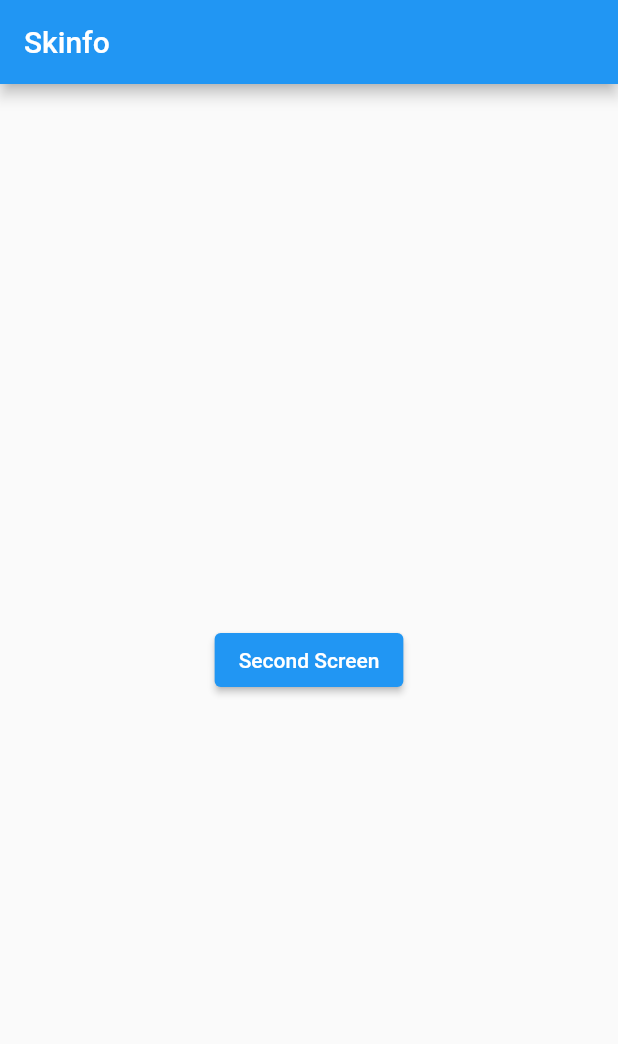
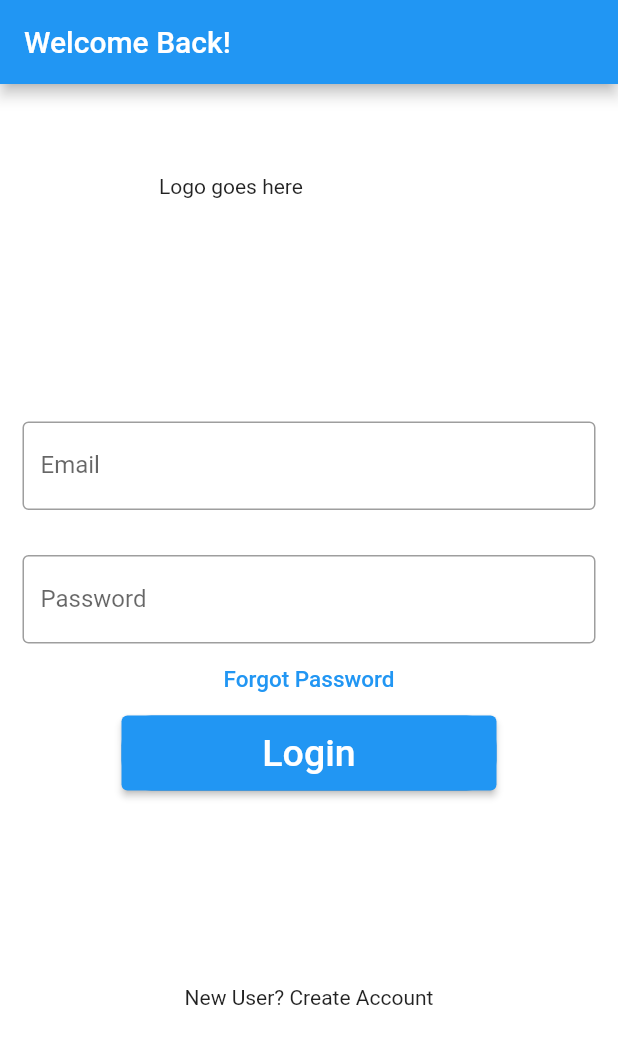
Before and after one commit to HasanYousaf/Skinfo, a Flutter app: the screen it shows after launch, on a phone screen of 412 x 824 dp. Shown: the top 1044 px of the screen. Run offline on Flutter 3.47's test engine with Material 2 defaults, Android fonts, the phone set to English and light mode, and no system bars; our stand-ins replace firebase_core; missing offline and left inert: flutter_barcode_scanner, flutter_scalable_ocr; accounts and stored records are empty; generated files the repository leaves out were written again.

Commit message:
added Login screen

```diff
--- a/lib/main.dart
+++ b/lib/main.dart
@@ -6,75 +6,168 @@
   runApp(const MyApp());
 }
 
-class MyApp extends StatefulWidget {
+class MyApp extends StatelessWidget {
   const MyApp({Key? key}) : super(key: key);
 
   @override
-  State<MyApp> createState() => _MyAppState();
+  Widget build(BuildContext context) {
+    return const MaterialApp(
+      debugShowCheckedModeBanner: false,
+      home: LoginPage(),
+    );
+  }
 }
 
-class _MyAppState extends State<MyApp> {
+class LoginPage extends StatefulWidget {
+  const LoginPage({Key? key}) : super(key: key);
+
+  @override
+  _LoginPageState createState() => _LoginPageState();
+}
+
+class _LoginPageState extends State<LoginPage> {
+  @override
+  Widget build(BuildContext context) {
+    return Scaffold(
+      backgroundColor: Colors.white,
+      appBar: AppBar(
+        title: const Text("Welcome Back!"),
+      ),
+      body: SingleChildScrollView(
+        child: Column(
+          children: <Widget>[
+            const Padding(
+              padding: EdgeInsets.only(top: 60.0),
+              child: Center(
+                child: SizedBox(
+                    width: 200, height: 150, child: Text('Logo goes here')),
+              ),
+            ),
+            const Padding(
+              //padding: const EdgeInsets.only(left:15.0,right: 15.0,top:0,bottom: 0),
+              padding: EdgeInsets.all(15),
+              child: TextField(
+                decoration: InputDecoration(
+                    border: OutlineInputBorder(),
+                    labelText: 'Email',
+                    hintText: 'Email'),
+              ),
+            ),
+            const Padding(
+              padding:
+                  EdgeInsets.only(left: 15.0, right: 15.0, top: 15, bottom: 0),
+              //padding: EdgeInsets.symmetric(horizontal: 15),
+              child: TextField(
+                obscureText: true,
+                decoration: InputDecoration(
+                    border: OutlineInputBorder(),
+                    labelText: 'Password',
+                    hintText: 'Password'),
+              ),
+            ),
+            TextButton(
+              onPressed: () {},
+              child: const Text(
+                'Forgot Password',
+                style: TextStyle(color: Colors.blue, fontSize: 15),
+              ),
+            ),
+            Container(
+              height: 50,
+              width: 250,
+              decoration: BoxDecoration(
+                  color: Colors.blue, borderRadius: BorderRadius.circular(20)),
+              child: ElevatedButton(
+                onPressed: () {
+                  Navigator.push(
+                      context, MaterialPageRoute(builder: (_) => HomePage()));
+                },
+                child: const Text(
+                  'Login',
+                  style: TextStyle(color: Colors.white, fontSize: 25),
+                ),
+              ),
+            ),
+            const SizedBox(
+              height: 130,
+            ),
+            Text('New User? Create Account') //Add navigation to sign up page
+          ],
+        ),
+      ),
+    );
+  }
+}
+
+class HomePage extends StatefulWidget {
+  const HomePage({Key? key}) : super(key: key);
+
+  @override
+  State<HomePage> createState() => _HomePageState();
+}
+
+class _HomePageState extends State<HomePage> {
   @override
   Widget build(BuildContext context) {
     return MaterialApp(
         debugShowCheckedModeBanner: false,
         home: Scaffold(
-            appBar: AppBar(
-              title: const Text('Skinfo'),
-              backgroundColor: Colors.blue,
-            ),
-            body: const FirstScreen()));
+          appBar: AppBar(
+            title: const Text('Skinfo'),
+            backgroundColor: Colors.blue,
+          ),
+        ));
   }
 }
 
-class FirstScreen extends StatelessWidget {
-  const FirstScreen({Key? key}) : super(key: key);
+// class FirstScreen extends StatelessWidget {
+//   const FirstScreen({Key? key}) : super(key: key);
+//
+//   @override
+//   Widget build(BuildContext context) {
+//     return Container(
+//         child: Center(
+//             child: ElevatedButton(
+//       onPressed: () => Navigator.of(context)
+//           .push(MaterialPageRoute(builder: (context) => const NewScreen())),
+//       child: const Text('Second Screen'),
+//     )));
+//   }
+// }
 
-  @override
-  Widget build(BuildContext context) {
-    return Container(
-        child: Center(
-            child: ElevatedButton(
-      onPressed: () => Navigator.of(context)
-          .push(MaterialPageRoute(builder: (context) => const NewScreen())),
-      child: const Text('Second Screen'),
-    )));
-  }
-}
-
-class NewScreen extends StatefulWidget {
-  const NewScreen({Key? key}) : super(key: key);
-
-  @override
-  State<NewScreen> createState() => _NewScreenState();
-}
-
-class _NewScreenState extends State<NewScreen> {
-  TextEditingController textEditingController = TextEditingController();
-
-  @override
-  void dispose() {
-    textEditingController.dispose();
-    // ignore: avoid_print
-    // print('Dispose used');
-    super.dispose();
-  }
-
-  @override
-  Widget build(BuildContext context) {
-    return Scaffold(
-        backgroundColor: Colors.white,
-        appBar: AppBar(
-          title: const Text('Second Screen'),
-          backgroundColor: Colors.blue,
-        ),
-        // Avoid unnecessary containers
-        body: Container(
-            child: Center(
-                child: ElevatedButton(
-          onPressed: () => Navigator.of(context).push(
-              MaterialPageRoute(builder: (context) => const FirstScreen())),
-          child: const Text('First Screen'),
-        ))));
-  }
-}
+// class NewScreen extends StatefulWidget {
+//   const NewScreen({Key? key}) : super(key: key);
+//
+//   @override
+//   State<NewScreen> createState() => _NewScreenState();
+// }
+//
+// class _NewScreenState extends State<NewScreen> {
+//   TextEditingController textEditingController = TextEditingController();
+//
+//   @override
+//   void dispose() {
+//     textEditingController.dispose();
+//     // ignore: avoid_print
+//     // print('Dispose used');
+//     super.dispose();
+//   }
+//
+//   @override
+//   Widget build(BuildContext context) {
+//     return Scaffold(
+//         backgroundColor: Colors.white,
+//         appBar: AppBar(
+//           title: const Text('Second Screen'),
+//           backgroundColor: Colors.blue,
+//         ),
+//         // Avoid unnecessary containers
+//         body: Container(
+//             child: Center(
+//                 child: ElevatedButton(
+//           onPressed: () => Navigator.of(context).push(
+//               MaterialPageRoute(builder: (context) => const FirstScreen())),
+//           child: const Text('First Screen'),
+//         ))));
+//   }
+// }
```
